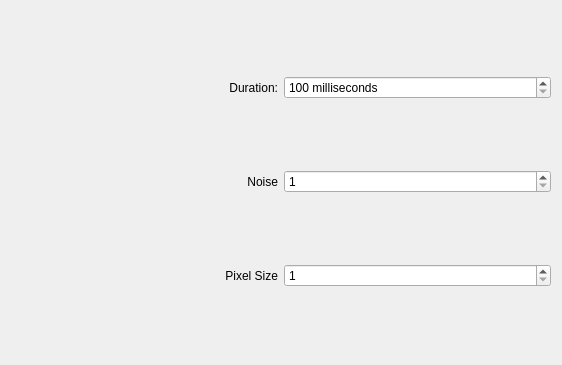
The window that kwin/pixelate/config.ui (Schneegans/Burn-My-Windows) describes before a commit, drawn with Qt 5.
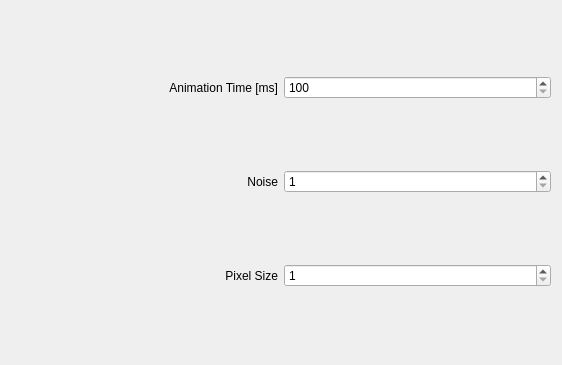
The same window after the commit.

What changed in the file:
```diff
--- a/kwin/pixelate/config.ui
+++ b/kwin/pixelate/config.ui
@@ -20,7 +20,7 @@
             <item row="0" column="0">
                 <widget class="QLabel" name="label">
                     <property name="text">
-                        <string>Duration:</string>
+                        <string>Animation Time [ms]</string>
                     </property>
                     <property name="alignment">
                         <set>Qt::AlignRight|Qt::AlignTrailing|Qt::AlignVCenter</set>
@@ -39,9 +39,6 @@
             </item>
             <item row="0" column="1">
                 <widget class="QSpinBox" name="kcfg_Duration">
-                    <property name="suffix">
-                        <string> milliseconds</string>
-                    </property>
                     <property name="minimum">
                         <number>100</number>
                     </property>
```
